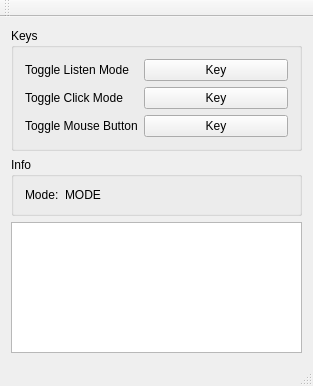
Above: src/mainwindow.ui from strfox/SuperAutoClicker before the change. Below: the same form after it.
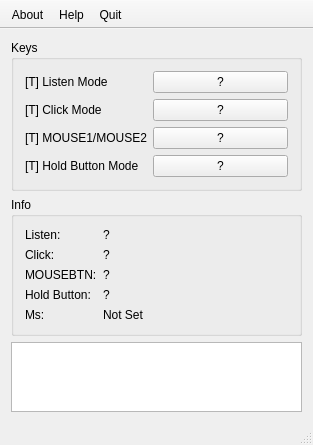
That is the form after the change.

Diff of the .ui file:
```diff
--- a/src/mainwindow.ui
+++ b/src/mainwindow.ui
@@ -24,14 +24,70 @@
        <item row="0" column="0">
         <widget class="QLabel" name="modeLabel">
          <property name="text">
-          <string>Mode:</string>
+          <string>Listen:</string>
          </property>
         </widget>
        </item>
        <item row="0" column="1">
         <widget class="QLabel" name="currentModeLabel">
          <property name="text">
-          <string>MODE</string>
+          <string>?</string>
+         </property>
+        </widget>
+       </item>
+       <item row="1" column="0">
+        <widget class="QLabel" name="label">
+         <property name="text">
+          <string>Click:</string>
+         </property>
+        </widget>
+       </item>
+       <item row="1" column="1">
+        <widget class="QLabel" name="label_2">
+         <property name="text">
+          <string>?</string>
+         </property>
+        </widget>
+       </item>
+       <item row="2" column="0">
+        <widget class="QLabel" name="label_3">
+         <property name="text">
+          <string>MOUSEBTN:</string>
+         </property>
+        </widget>
+       </item>
+       <item row="2" column="1">
+        <widget class="QLabel" name="label_4">
+         <property name="text">
+          <string>?</string>
+         </property>
+        </widget>
+       </item>
+       <item row="4" column="0">
+        <widget class="QLabel" name="label_5">
+         <property name="text">
+          <string>Hold Button:</string>
+         </property>
+        </widget>
+       </item>
+       <item row="4" column="1">
+        <widget class="QLabel" name="label_6">
+         <property name="text">
+          <string>?</string>
+         </property>
+        </widget>
+       </item>
+       <item row="6" column="0">
+        <widget class="QLabel" name="label_8">
+         <property name="text">
+          <string>Ms:</string>
+         </property>
+        </widget>
+       </item>
+       <item row="6" column="1">
+        <widget class="QLabel" name="label_9">
+         <property name="text">
+          <string>Not Set</string>
          </property>
         </widget>
        </item>
@@ -47,42 +103,56 @@
        <item row="0" column="0">
         <widget class="QLabel" name="toggleListenModeLabel">
          <property name="text">
-          <string>Toggle Listen Mode</string>
+          <string>[T] Listen Mode</string>
          </property>
         </widget>
        </item>
        <item row="0" column="1">
         <widget class="QPushButton" name="listenBindButton">
          <property name="text">
-          <string>Key</string>
+          <string>?</string>
          </property>
         </widget>
        </item>
        <item row="1" column="0">
         <widget class="QLabel" name="toggleClickModeLabel">
          <property name="text">
-          <string>Toggle Click Mode</string>
+          <string>[T] Click Mode</string>
          </property>
         </widget>
        </item>
        <item row="1" column="1">
         <widget class="QPushButton" name="clickBindButton">
          <property name="text">
-          <string>Key</string>
+          <string>?</string>
          </property>
         </widget>
        </item>
        <item row="2" column="0">
         <widget class="QLabel" name="toggleMouseButtonLabel">
          <property name="text">
-          <string>Toggle Mouse Button</string>
+          <string>[T] MOUSE1/MOUSE2</string>
          </property>
         </widget>
        </item>
        <item row="2" column="1">
         <widget class="QPushButton" name="mouseBindButton">
          <property name="text">
-          <string>Key</string>
+          <string>?</string>
+         </property>
+        </widget>
+       </item>
+       <item row="3" column="0">
+        <widget class="QLabel" name="label_7">
+         <property name="text">
+          <string>[T] Hold Button Mode</string>
+         </property>
+        </widget>
+       </item>
+       <item row="3" column="1">
+        <widget class="QPushButton" name="pushButton">
+         <property name="text">
+          <string>?</string>
          </property>
         </widget>
        </item>
@@ -105,12 +175,18 @@
    </property>
   </widget>
   <widget class="QToolBar" name="mainToolBar">
+   <property name="movable">
+    <bool>false</bool>
+   </property>
    <attribute name="toolBarArea">
     <enum>TopToolBarArea</enum>
    </attribute>
    <attribute name="toolBarBreak">
     <bool>false</bool>
    </attribute>
+   <addaction name="actionAbout_2"/>
+   <addaction name="actionHelp"/>
+   <addaction name="actionQuit_2"/>
   </widget>
   <widget class="QStatusBar" name="statusBar"/>
   <action name="actionAbout">
@@ -123,6 +199,21 @@
     <string>Quit</string>
    </property>
   </action>
+  <action name="actionAbout_2">
+   <property name="text">
+    <string>About</string>
+   </property>
+  </action>
+  <action name="actionHelp">
+   <property name="text">
+    <string>Help</string>
+   </property>
+  </action>
+  <action name="actionQuit_2">
+   <property name="text">
+    <string>Quit</string>
+   </property>
+  </action>
  </widget>
  <layoutdefault spacing="6" margin="11"/>
  <resources/>
```
